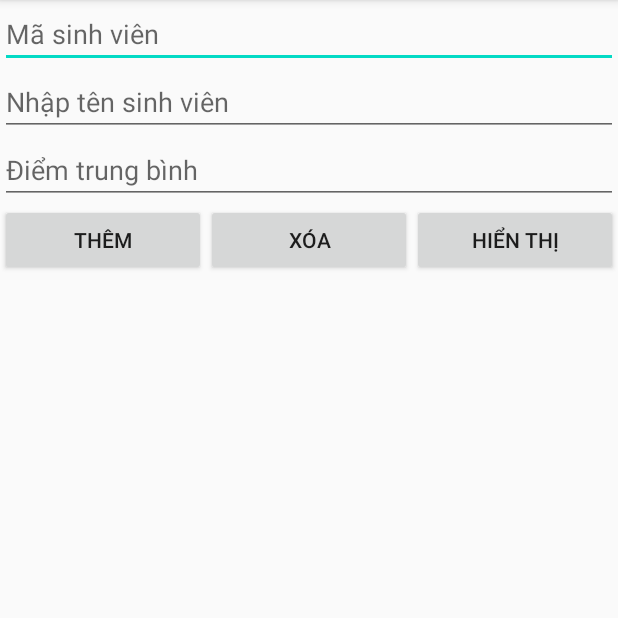
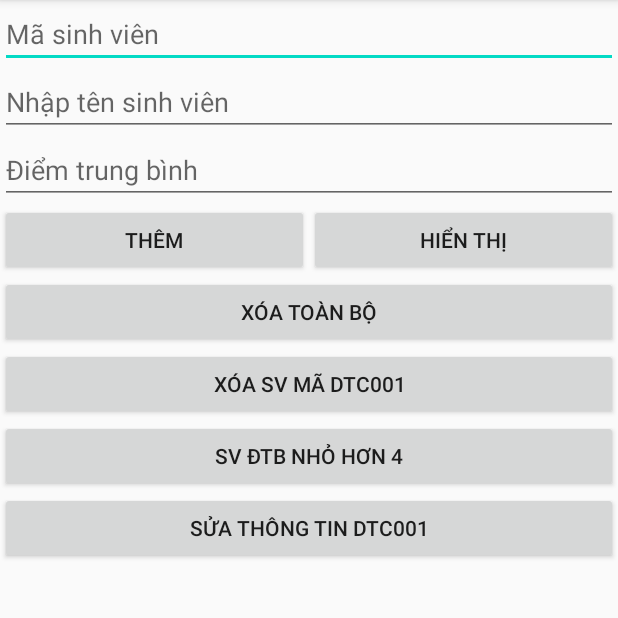
Before and after one commit to duongvanson/ICTUAndroid, an Android app: the screen it shows after launch (MainActivity), on a phone screen of 412 x 824 dp, the part 84-702 px from its top. Run offline under Robolectric (Android 15) with nearby library versions, the phone set to English and light mode, and no system bars.

Commit message:
Thêm yêu cầu buổi học ngày 30/03

```diff
--- a/HocSqlite/app/src/main/res/layout/activity_main.xml
+++ b/HocSqlite/app/src/main/res/layout/activity_main.xml
@@ -29,18 +29,32 @@
             android:text="Thêm"
             android:layout_weight="1"/>
         <Button
-            android:id="@+id/btnDelete"
-            android:layout_width="wrap_content"
-            android:layout_height="wrap_content"
-            android:text="Xóa"
-            android:layout_weight="1"/>
-        <Button
             android:id="@+id/btnShow"
             android:layout_width="wrap_content"
             android:layout_height="wrap_content"
             android:text="Hiển thị"
             android:layout_weight="1"/>
     </LinearLayout>
+    <Button
+        android:id="@+id/btnDelete"
+        android:layout_width="match_parent"
+        android:layout_height="wrap_content"
+        android:text="Xóa toàn bộ"/>
+    <Button
+        android:id="@+id/btnDelete001"
+        android:layout_width="match_parent"
+        android:layout_height="wrap_content"
+        android:text="Xóa sv mã dtc001"/>
+    <Button
+        android:id="@+id/btnViewByMark"
+        android:layout_width="match_parent"
+        android:layout_height="wrap_content"
+        android:text="SV ĐTB nhỏ hơn 4"/>
+    <Button
+        android:id="@+id/btnEdit001"
+        android:layout_width="match_parent"
+        android:layout_height="wrap_content"
+        android:text="Sửa thông tin dtc001"/>
     <ListView
         android:layout_width="match_parent"
         android:layout_height="wrap_content"
```
Also changed, not shown: HocSqlite/app/src/main/java/dev/duongson/hocsqlite/MainActivity.java (+55 -14 lines), HocSqlite/app/src/main/java/dev/duongson/hocsqlite/SqlHelper.java (+57 -15 lines).
